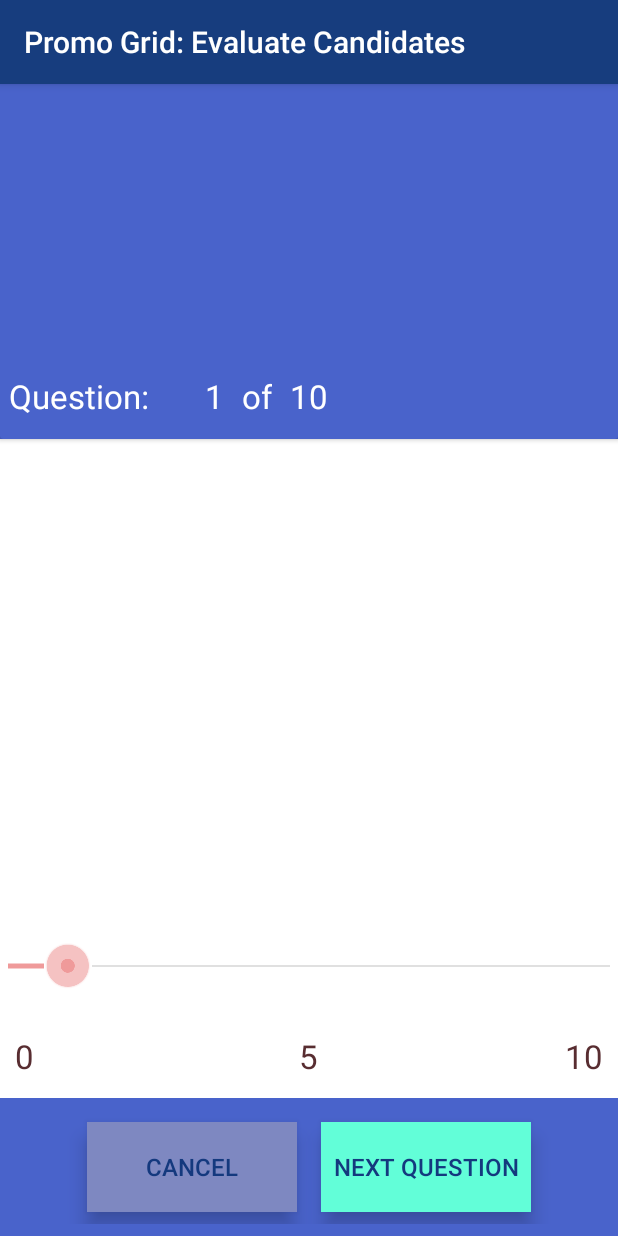
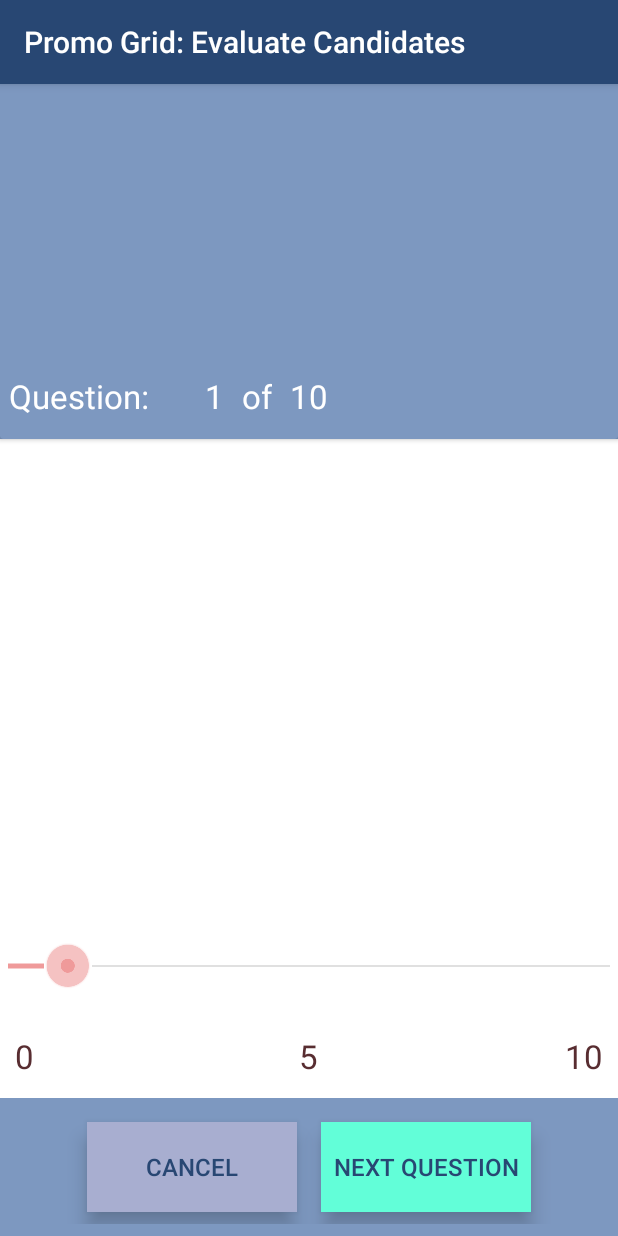
Before and after one commit to pgallini/nineBox, an Android app: the Evaluation screen opened directly, with no data from a screen before it, on a phone screen of 412 x 824 dp. Run offline under Robolectric (Android 15) with nearby library versions, the phone set to English and light mode, and no system bars; libraries missing offline, so code that uses them is left out: com.google.android.gms; 3 statements that could not run were skipped.

Commit message:
cleaning up unused files, adding to gitignore and chnging background color

```diff
--- a/com.promogird.funkynetsoftware/build.gradle
+++ b/com.promogird.funkynetsoftware/build.gradle
@@ -48,8 +48,8 @@ android {
         applicationId "com.promogird.funkynetsoftware"
         minSdkVersion 14
         targetSdkVersion 23
-        versionCode 7
-        versionName "0.7"
+        versionCode 6
+        versionName "0.6"
     }
 
     compileOptions {
--- a/com.promogird.funkynetsoftware/src/main/res/values-v21/colors.xml
+++ b/com.promogird.funkynetsoftware/src/main/res/values-v21/colors.xml
@@ -3,15 +3,25 @@
 -->
 <resources>
     <!--<color name="background_main">#ADBCAB</color>-->
-    <color name="ColorPrimary">#111734</color>
-    <color name="ColorPrimaryDark">#14397E</color>
-    <color name="background_main">#4963CB</color>
+    <!--<color name="ColorPrimary">#111734</color>-->
+    <color name="ColorPrimary">#284773</color>
+    <color name="ColorPrimaryDark">#284773</color>
+    <!--<color name="toolbar_color">#173D7E</color>-->
+    <!--<color name="toolbar_color">#1f5043</color>-->
+    <!--<color name="toolbar_color">#715553</color>-->
+    <color name="toolbar_color">#284773</color>
+
+    <!--<color name="background_main">#4963CB</color>-->
+    <!--<color name="background_main">#48bf9f</color>-->
+    <!--<color name="background_main">#B18581</color>-->
+    <color name="background_main">#7D98C0</color>
+
     <color name="background_light">#ffffff</color>
     <!--<color name="ColorAccent">#b5ff27</color>-->
     <color name="ColorAccent">#62FED8</color>
 
-    <color name="mutedbutton_color">#7E88C1</color>
-    <color name="toolbar_color">#173D7E</color>
+    <!--<color name="mutedbutton_color">#7E88C1</color>-->
+    <color name="mutedbutton_color">#a8aed0</color>
 
     <color name="background_secondary">#A5656A</color>
     <color name="divider">#582D31</color>
```
Also changed, not shown: com.promogird.funkynetsoftware/src/main/java/nineBoxCandidates/SpinnerArrayAdapter.java (deleted, +0 -94 lines), com.promogird.funkynetsoftware/src/main/res/layout/spinner_item.xml (deleted, +0 -12 lines), 2 other files.
